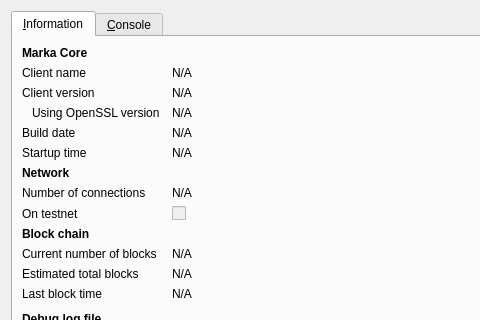
Qt form qcoin/src/qt/forms/rpcconsole.ui (wonabru/Q) before a commit; both pictures show x 0 to 480 and y 0 to 320 of the 740 by 450 pixel window.
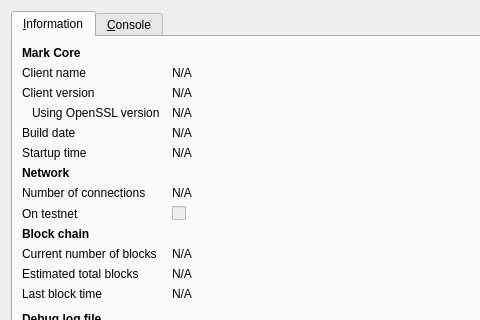
The same form after that commit. Icons and pictures are not drawn.

The edit to the form file:
```diff
--- a/qcoin/src/qt/forms/rpcconsole.ui
+++ b/qcoin/src/qt/forms/rpcconsole.ui
@@ -36,7 +36,7 @@
           </font>
          </property>
          <property name="text">
-          <string>Marka Core</string>
+          <string>Mark Core</string>
          </property>
         </widget>
        </item>
```
Left out of the diff: 6 changed lines with no effect on the pictures.
